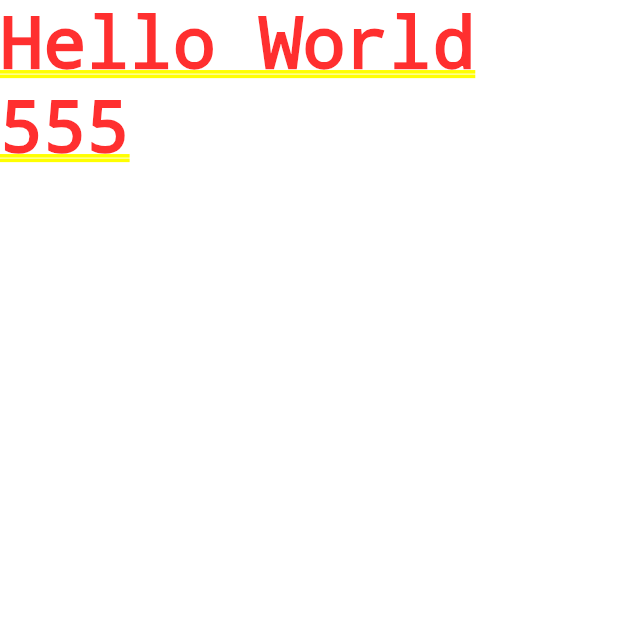
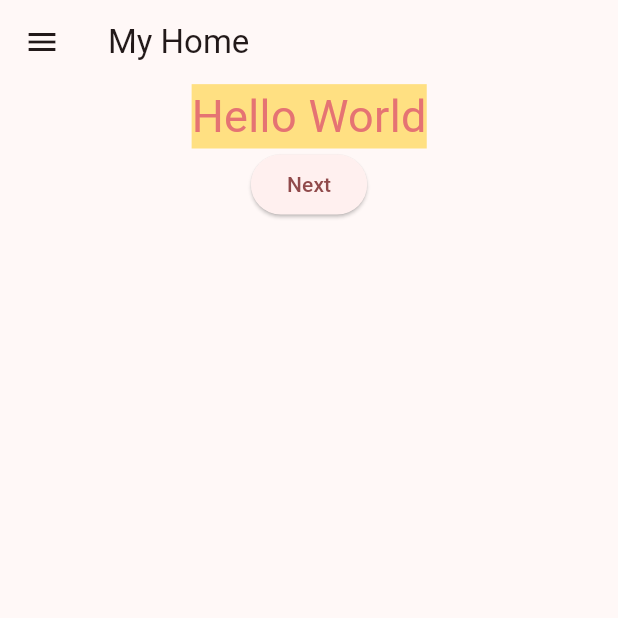
Before and after one commit to Machinekiller888/flutter_application_2, a Flutter app: the screen it shows after launch, on a phone screen of 412 x 824 dp, the top half of it. Run offline on Flutter 3.47's test engine with Material 3 defaults, Android fonts, the phone set to English and light mode, and no system bars.

```diff
--- a/lib/screen/my_home.dart
+++ b/lib/screen/my_home.dart
@@ -1,10 +1,35 @@
 import 'package:flutter/material.dart';
+import 'package:flutter/widgets.dart';
+import 'package:flutter_application_2/screen/my_secondpage.dart';
 
 class MyHomePage extends StatelessWidget {
   const MyHomePage({super.key});
 
   @override
   Widget build(BuildContext context) {
-    return const Text("Hello World 555");
+    return Scaffold(
+      drawer: Drawer(
+        child: Text("Profile"),
+      ),
+      appBar: AppBar(
+        title: Text("My Home"),
+      ),
+      body: Center(
+          child: Column(
+        children: [
+          Text("Hello World",
+              style: TextStyle(
+                  fontSize: 30,
+                  color: Colors.red.shade300,
+                  backgroundColor: Colors.amber.shade200)),
+          ElevatedButton(onPressed: (){
+            Navigator.of(context).push(
+              MaterialPageRoute(builder: (context) => MySecondPage()),
+            );
+
+          }, child: Text("Next"))
+        ],
+      )),
+    );
   }
 }
```
Also changed, not shown: lib/screen/my_secondpage.dart (added, +24 -0 lines).
